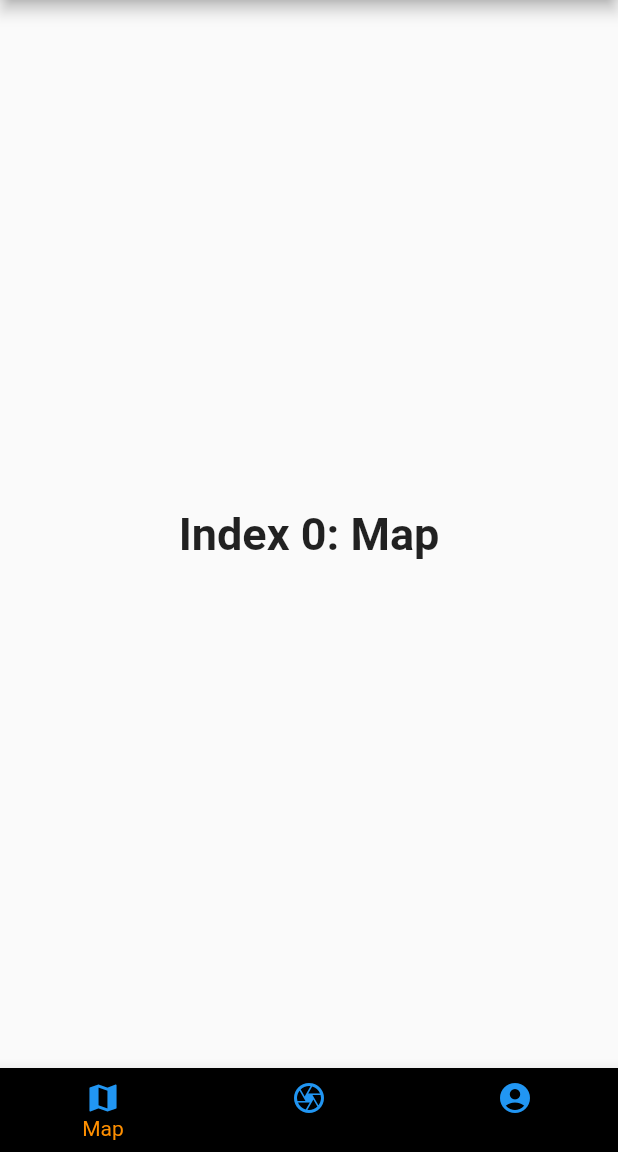
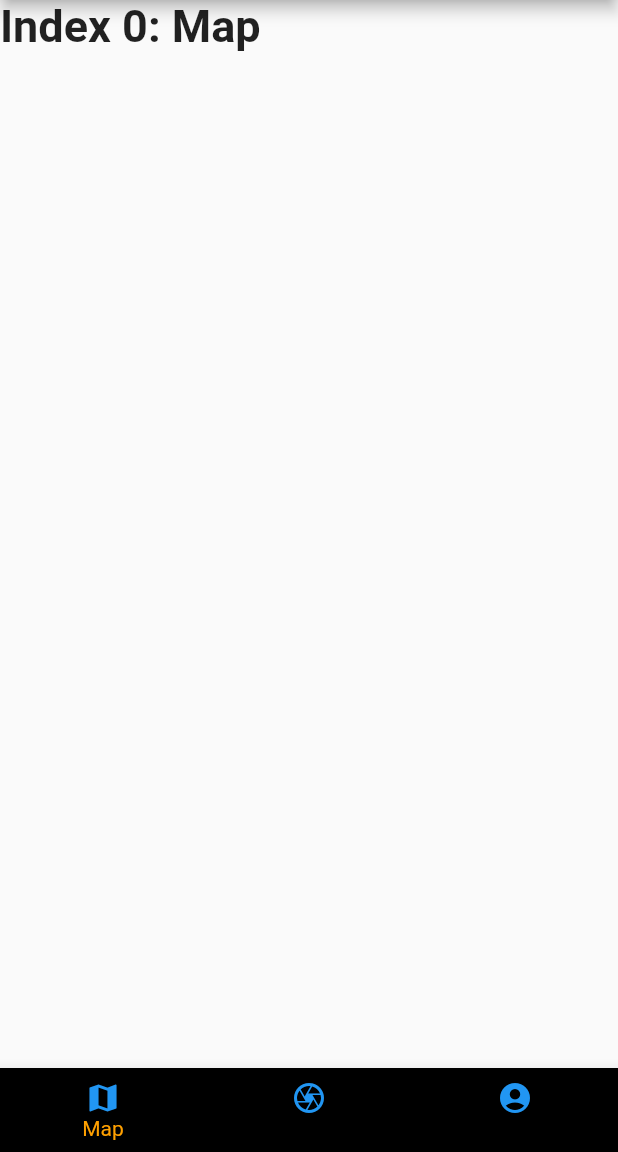
Before and after one commit to FabioSparta/Flutter-TourAlbum, a Flutter app: the screen it shows after launch, after a tap on "Login", on a phone screen of 412 x 824 dp, the part 84-1236 px from its top. Run offline on Flutter 3.47's test engine with Material 2 defaults, Android fonts, the phone set to English and light mode, and no system bars; missing offline and left inert: flutter_gallery.

Commit message:
Bottom nav update

```diff
--- a/tour_album/lib/gallery.dart
+++ b/tour_album/lib/gallery.dart
@@ -17,7 +17,7 @@ class GalleryPage extends StatelessWidget {
   final GridListDemoType type;
 
   List<_Photo> _photos(BuildContext context) {
-    return [
+    var photos = [
       _Photo(
         assetName: 'places/india_chennai_flower_market.png',
         title: GalleryLocalizations.of(context).placeChennai,
@@ -79,15 +79,12 @@ class GalleryPage extends StatelessWidget {
         subtitle: GalleryLocalizations.of(context).placeFisherman,
       ),
     ];
+    return photos;
   }
 
   @override
   Widget build(BuildContext context) {
     return Scaffold(
-      appBar: AppBar(
-        automaticallyImplyLeading: false,
-        title: Text(GalleryLocalizations.of(context).demoGridListsTitle),
-      ),
       body: GridView.count(
         restorationId: 'grid_view_demo_grid_offset',
         crossAxisCount: 2,
--- a/tour_album/lib/home.dart
+++ b/tour_album/lib/home.dart
@@ -1,6 +1,8 @@
 import 'package:flutter/material.dart';
 
-/// This is the main application widget.
+import 'gallery.dart';
+
+// This is the main application widget.
 class HomePage extends StatelessWidget {
   static const String _title = 'Flutter Code Sample';
 
@@ -54,11 +56,30 @@ class _MyStatefulWidgetState extends State<MyStatefulWidget> {
         backgroundColor: Colors.blue,
         title: const Text('BottomNavigationBar Sample'),
       ),
+      /*
       body: Center(
         child: _widgetOptions.elementAt(_selectedIndex),
+      ), //need to change body to the one bellow
+      */
+      body: IndexedStack(
+        index: _selectedIndex,
+        children: <Widget>[
+          Text(
+            'Index 0: Map',
+            style: optionStyle,
+          ),
+          GalleryPage(),
+          Text(
+            'Index 2: Profile',
+            style: optionStyle,
+          ),
+        ],
       ),
       bottomNavigationBar: BottomNavigationBar(
         backgroundColor: Colors.black,
+        currentIndex: _selectedIndex,
+        selectedItemColor: Colors.amber[700],
+        onTap: _onItemTapped,
         items: const <BottomNavigationBarItem>[
           BottomNavigationBarItem(
             icon: Icon(
@@ -82,9 +103,6 @@ class _MyStatefulWidgetState extends State<MyStatefulWidget> {
             label: 'Profile',
           ),
         ],
-        currentIndex: _selectedIndex,
-        selectedItemColor: Colors.amber[800],
-        onTap: _onItemTapped,
       ),
     );
   }
--- a/tour_album/lib/main.dart
+++ b/tour_album/lib/main.dart
@@ -1,5 +1,4 @@
 import 'package:flutter/material.dart';
-import 'package:tour_album/gallery.dart';
 import 'package:tour_album/home.dart';
 
 void main() => runApp(new MyApp());
@@ -14,7 +13,6 @@ class MyApp extends StatelessWidget {
         routes: {
           '/login': (context) => LoginPage(),
           '/home': (context) => HomePage(),
-          '/gallery': (context) => GalleryPage(),
         });
   }
 }
```
